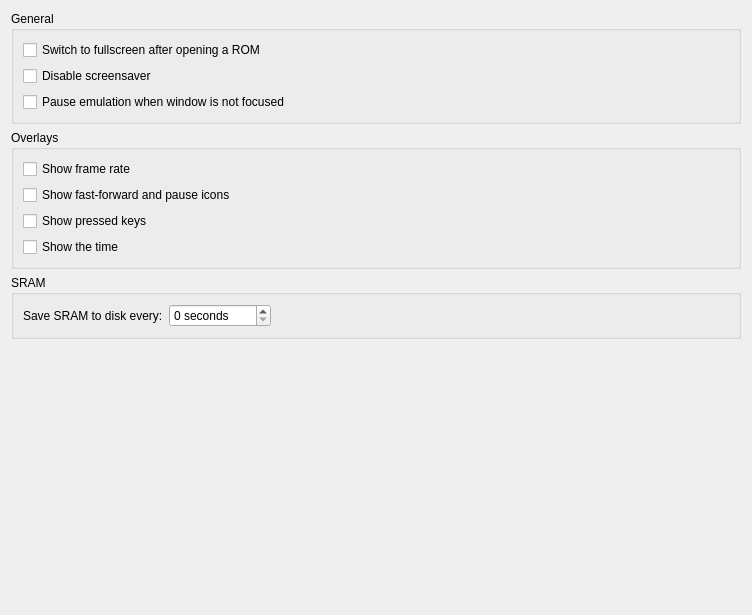
The window that qt/src/GeneralPanel.ui (Deathsoul56/snes9xrd) describes before a commit, drawn with Qt 5.
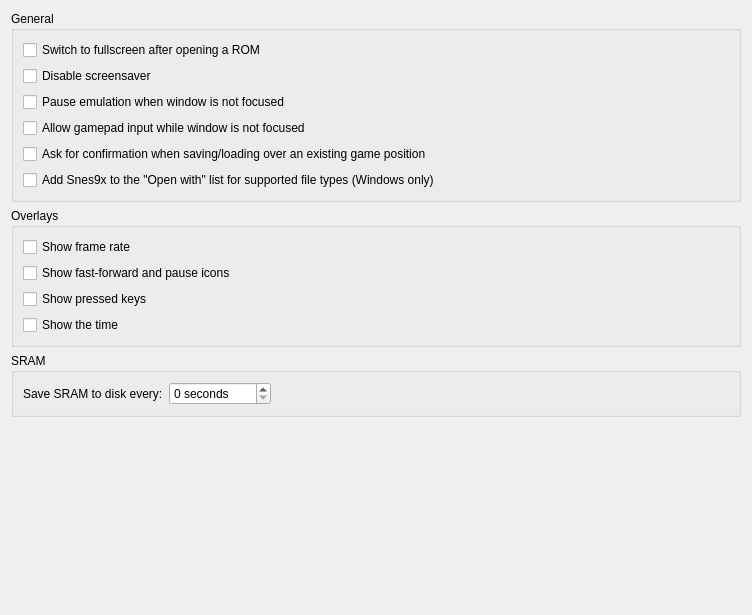
The same window after the commit.

Patch:
```diff
--- a/qt/src/GeneralPanel.ui
+++ b/qt/src/GeneralPanel.ui
@@ -41,6 +41,27 @@
         </property>
        </widget>
       </item>
+      <item>
+       <widget class="QCheckBox" name="checkBox_background_gamepad_input">
+        <property name="text">
+         <string>Allow gamepad input while window is not focused</string>
+        </property>
+       </widget>
+      </item>
+      <item>
+       <widget class="QCheckBox" name="checkBox_confirm_save_load">
+        <property name="text">
+         <string>Ask for confirmation when saving/loading over an existing game position</string>
+        </property>
+       </widget>
+      </item>
+      <item>
+       <widget class="QCheckBox" name="checkBox_add_to_registry">
+        <property name="text">
+         <string>Add Snes9x to the "Open with" list for supported file types (Windows only)</string>
+        </property>
+       </widget>
+      </item>
      </layout>
     </widget>
    </item>
```
